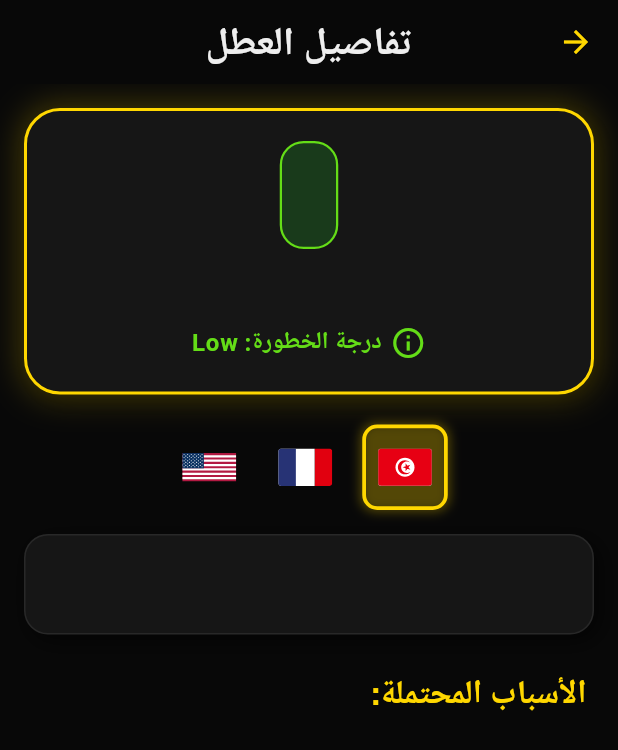
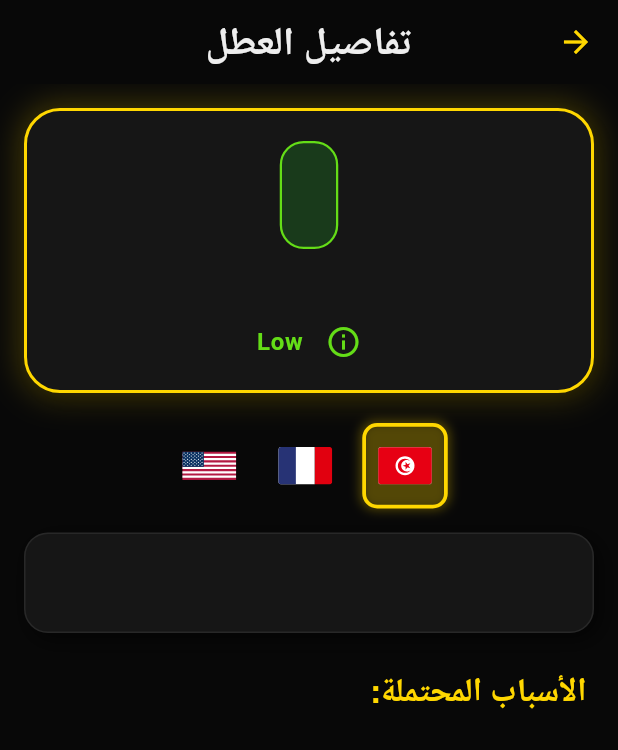
Before and after one commit to nadimchafroud-stack/IvecoBS3, a Flutter app: the DetailsScreen screen opened directly with empty values, on a phone screen of 412 x 824 dp. Shown: the top 750 px of the screen. Run offline on Flutter 3.47's test engine with Material 3 defaults, Android fonts, the phone set to English and light mode, and no system bars; our stand-ins replace flutter_svg, google_fonts, hive_flutter, image_picker, share_plus; accounts and stored records are empty.

Commit message:
Update details_screen.dart

```diff
--- a/lib/screens/details_screen.dart
+++ b/lib/screens/details_screen.dart
@@ -145,7 +145,7 @@ class _DetailsScreenState extends State<DetailsScreen> {
                         ),
                         const SizedBox(width: 6),
                         Text(
-                          "درجة الخطورة: ${widget.fault.severity}",
+                          "  ${widget.fault.severity}",
                           style: text.bodyLarge?.copyWith(
                             fontWeight: FontWeight.bold,
                             color: severityTextColor(
```
